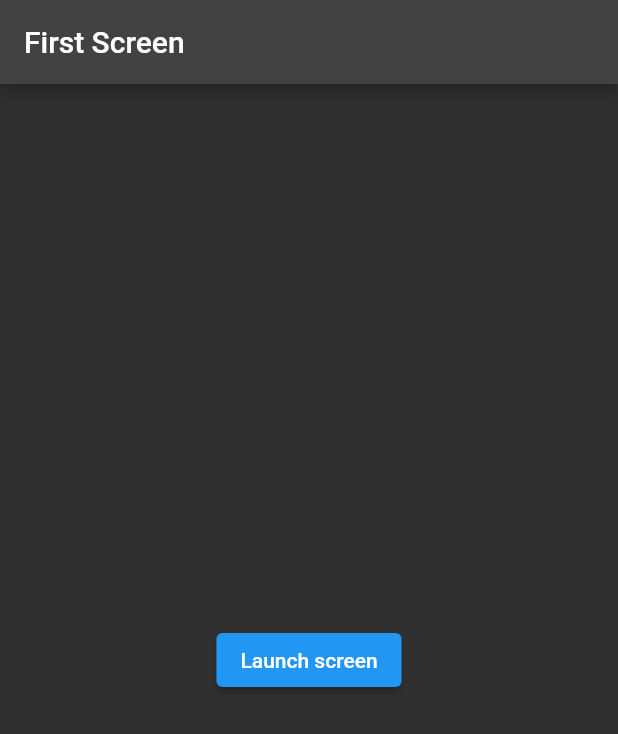
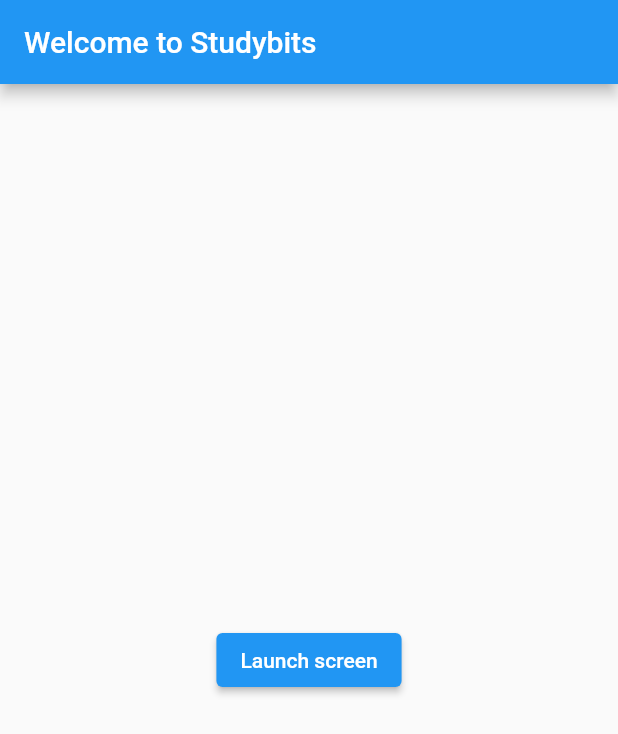
Before and after one commit to yaseengem/path1, a Flutter app: the screen it shows after launch, on a phone screen of 412 x 824 dp. Shown: the top 734 px of the screen. Run offline on Flutter 3.47's test engine with Material 2 defaults, Android fonts, the phone set to English and light mode, and no system bars.

Commit message:
Edit first home page Fixes #5

```diff
--- a/lib/main.dart
+++ b/lib/main.dart
@@ -1,6 +1,6 @@
 import 'package:flutter/material.dart';
-import '/src/pages/first.dart';
-import '/src/pages/second.dart';
+import 'src/pages/home.dart';
+import 'src/pages/courses.dart';
 import '/src/shared/theme.dart';
 import 'package:provider/provider.dart';
 
@@ -26,7 +26,7 @@ class MyApp extends StatelessWidget {
         // When navigating to the "/" route, build the FirstScreen widget.
         '/': (context) => const FirstScreen(),
         // When navigating to the "/second" route, build the SecondScreen widget.
-        '/second': (context) => const SecondScreen(),
+        '/courses': (context) => const SecondScreen(),
       },
       theme: Provider.of<ThemeModel>(context).currentTheme,
     );
--- a/lib/src/pages/second.dart
+++ b/lib/src/pages/courses.dart
@@ -17,7 +17,7 @@ class SecondScreen extends StatelessWidget {
           onPressed: () {
             Navigator.pop(context);
           },
-          child: SelectableText(args.name),
+          child: Text(args.name),
         ),
       ),
     );
--- a/lib/src/pages/first.dart
+++ b/lib/src/pages/home.dart
@@ -1,8 +1,8 @@
 import 'package:flutter/material.dart';
 import '../classes/objects.dart';
 
-import '/src/shared/theme.dart';
-import 'package:provider/provider.dart';
+// import '/src/shared/theme.dart';
+// import 'package:provider/provider.dart';
 
 class FirstScreen extends StatelessWidget {
   const FirstScreen({super.key});
@@ -11,12 +11,12 @@ class FirstScreen extends StatelessWidget {
   Widget build(BuildContext context) {
     return Scaffold(
       appBar: AppBar(
-        title: const SelectableText('First Screen'),
+        title: const SelectableText('Welcome to Studybits'),
       ),
       body: Center(
         child: ElevatedButton(
           onPressed: () {
-            Navigator.pushNamed(context, '/second',
+            Navigator.pushNamed(context, '/courses',
                 arguments: Course("Course One", "This is a dmmy  course"));
             // Provider.of<ThemeModel>(context, listen: false).toggleTheme();
           },
--- a/lib/src/shared/theme.dart
+++ b/lib/src/shared/theme.dart
@@ -6,7 +6,7 @@ var lightTheme = ThemeData.light();
 enum ThemeType { Light, Dark }
 
 class ThemeModel extends ChangeNotifier {
-  ThemeData currentTheme = darkTheme;
+  ThemeData currentTheme = lightTheme;
   ThemeType _themeType = ThemeType.Dark;
 
   toggleTheme() {
```
